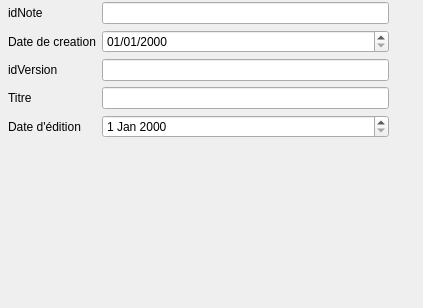
First picture: the form in QtVersion/formnote.ui, repository julieberteaux/LO21, before the edit.
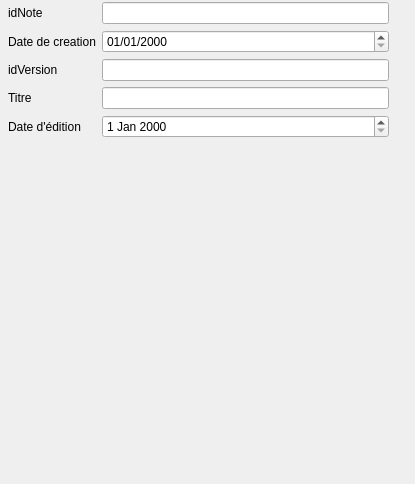
Second picture: the form after the edit.

The edit to the form file:
```diff
--- a/QtVersion/formnote.ui
+++ b/QtVersion/formnote.ui
@@ -6,8 +6,8 @@
    <rect>
     <x>0</x>
     <y>0</y>
-    <width>423</width>
-    <height>308</height>
+    <width>415</width>
+    <height>484</height>
    </rect>
   </property>
   <property name="windowTitle">
@@ -88,7 +88,7 @@
      <x>9</x>
      <y>169</y>
      <width>381</width>
-     <height>131</height>
+     <height>261</height>
     </rect>
    </property>
    <layout class="QVBoxLayout" name="versionLayout"/>
```
